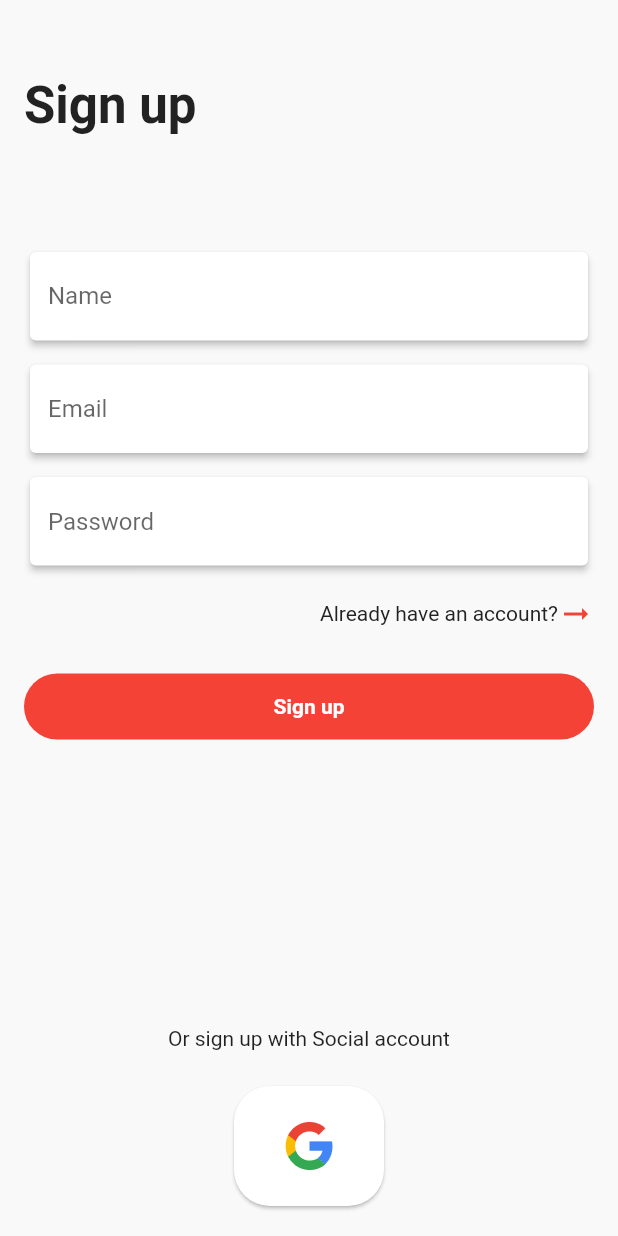
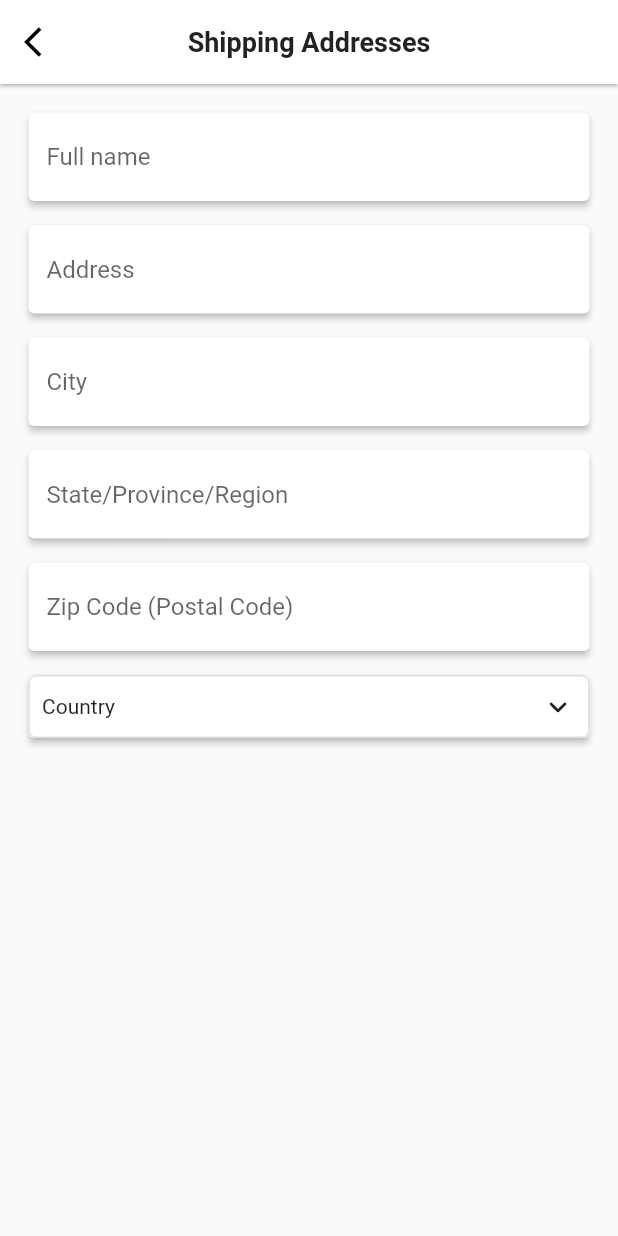
Before and after one commit to nikhil888-teach/EcommerceWithFirebase, a Flutter app: the screen it shows after launch, on a phone screen of 412 x 824 dp. Run offline on Flutter 3.47's test engine with Material 2 defaults, Android fonts, the phone set to English and light mode, and no system bars; drawn by our look-alikes of csc_picker; our stand-ins replace google_fonts.

```diff
--- a/lib/main.dart
+++ b/lib/main.dart
@@ -1,4 +1,4 @@
-import 'package:ecommerce/screen/authntication/sign_page.dart';
+import 'package:ecommerce/screen/aftercheckout/add_address_page.dart';
 import 'package:flutter/material.dart';
 import 'package:google_fonts/google_fonts.dart' as google_fonts;
 
@@ -18,7 +18,7 @@ class MyApp extends StatelessWidget {
         fontFamily: google_fonts.GoogleFonts.roboto().fontFamily,
         primarySwatch: Colors.blue,
       ),
-      home: const MySignInPage(),
+      home: const MyAddressPage(),
     );
   }
 }
--- /dev/null
+++ b/lib/screen/aftercheckout/add_address_page.dart
@@ -0,0 +1,136 @@
+import 'dart:developer';
+
+import 'package:csc_picker/csc_picker.dart';
+import 'package:ecommerce/utils/constants.dart';
+import 'package:ecommerce/widgets/text_theme.dart';
+import 'package:flutter/material.dart';
+
+class MyAddressPage extends StatefulWidget {
+  const MyAddressPage({Key? key}) : super(key: key);
+
+  @override
+  State<MyAddressPage> createState() => _MyAddressPageState();
+}
+
+class _MyAddressPageState extends State<MyAddressPage> {
+  @override
+  Widget build(BuildContext context) {
+    return SafeArea(
+        child: Scaffold(
+      resizeToAvoidBottomInset: false,
+      appBar: AppBar(
+        backgroundColor: Colors.white,
+        elevation: 1,
+        centerTitle: true,
+        leading: Icon(
+          Icons.arrow_back_ios,
+          color: Colors.black,
+        ),
+        title: Text("Shipping Addresses",
+            style: Text_Style.text_Theme(
+                Constants.black_text, 18, FontWeight.bold)),
+      ),
+      body: Padding(
+        padding: const EdgeInsets.only(left: 15, right: 15, top: 15),
+        child: Column(
+          children: [
+            Card(
+              elevation: 2,
+              child: TextFormField(
+                autocorrect: true,
+                enableSuggestions: true,
+                enabled: true,
+                enableInteractiveSelection: true,
+                keyboardType: TextInputType.name,
+                cursorColor: Colors.grey,
+                decoration: const InputDecoration(
+                    hintText: Constants.full_name,
+                    border: OutlineInputBorder(borderSide: BorderSide.none)),
+              ),
+            ),
+            const SizedBox(
+              height: 8,
+            ),
+            Card(
+              elevation: 2,
+              child: TextFormField(
+                autocorrect: true,
+                enableSuggestions: true,
+                enabled: true,
+                enableInteractiveSelection: true,
+                keyboardType: TextInputType.streetAddress,
+                cursorColor: Colors.grey,
+                decoration: const InputDecoration(
+                    hintText: Constants.address,
+                    border: OutlineInputBorder(borderSide: BorderSide.none)),
+              ),
+            ),
+            const SizedBox(
+              height: 8,
+            ),
+            Card(
+              elevation: 2,
+              child: TextFormField(
+                autocorrect: true,
+                enableSuggestions: true,
+                enabled: true,
+                enableInteractiveSelection: true,
+                cursorColor: Colors.grey,
+                decoration: const InputDecoration(
+                    hintText: Constants.city,
+                    border: OutlineInputBorder(borderSide: BorderSide.none)),
+              ),
+            ),
+            const SizedBox(
+              height: 8,
+            ),
+            Card(
+              elevation: 2,
+              child: TextFormField(
+                autocorrect: true,
+                enableSuggestions: true,
+                enabled: true,
+                enableInteractiveSelection: true,
+                cursorColor: Colors.grey,
+                decoration: const InputDecoration(
+                    hintText: Constants.state,
+                    border: OutlineInputBorder(borderSide: BorderSide.none)),
+              ),
+            ),
+            const SizedBox(
+              height: 8,
+            ),
+            Card(
+              elevation: 2,
+              child: TextFormField(
+                keyboardType: TextInputType.number,
+                autocorrect: true,
+                enableSuggestions: true,
+                enabled: true,
+                enableInteractiveSelection: true,
+                cursorColor: Colors.grey,
+                decoration: const InputDecoration(
+                    hintText: Constants.code,
+                    border: OutlineInputBorder(borderSide: BorderSide.none)),
+              ),
+            ),
+            const SizedBox(
+              height: 8,
+            ),
+            Card(
+              elevation: 2,
+              child: CSCPicker(
+                onCountryChanged: (value) {
+                  log(value);
+                },
+                showCities: false,
+                showStates: false,
+                countryDropdownLabel: Constants.country,
+              ),
+            )
+          ],
+        ),
+      ),
+    ));
+  }
+}
--- a/lib/utils/constants.dart
+++ b/lib/utils/constants.dart
@@ -49,6 +49,14 @@ class Constants {
   //PROFILE_PAGE
   static const my_profile = "My profile";
 
+  //add address
+  static const full_name = "Full name";
+  static const address = "Address";
+  static const city = "City";
+  static const state = "State/Province/Region";
+  static const code = "Zip Code (Postal Code)";
+  static const country = "Country";
+
   //COLOR
   static const red_text = 0xffDB3022;
   static const white_text = 0xffFFFFFF;
--- a/pubspec.yaml
+++ b/pubspec.yaml
@@ -27,6 +27,7 @@ environment:
 # the latest version available on pub.dev. To see which dependencies have newer
 # versions available, run `flutter pub outdated`.
 dependencies:
+  csc_picker: ^0.2.7
   cupertino_icons: ^1.0.2
   flutter:
     sdk: flutter
```
Also changed, not shown: lib/screen/aftercheckout/checkout_page.dart (added, +32 -0 lines), lib/screen/products/product_view.dart (+78 -13 lines), pubspec.lock.
